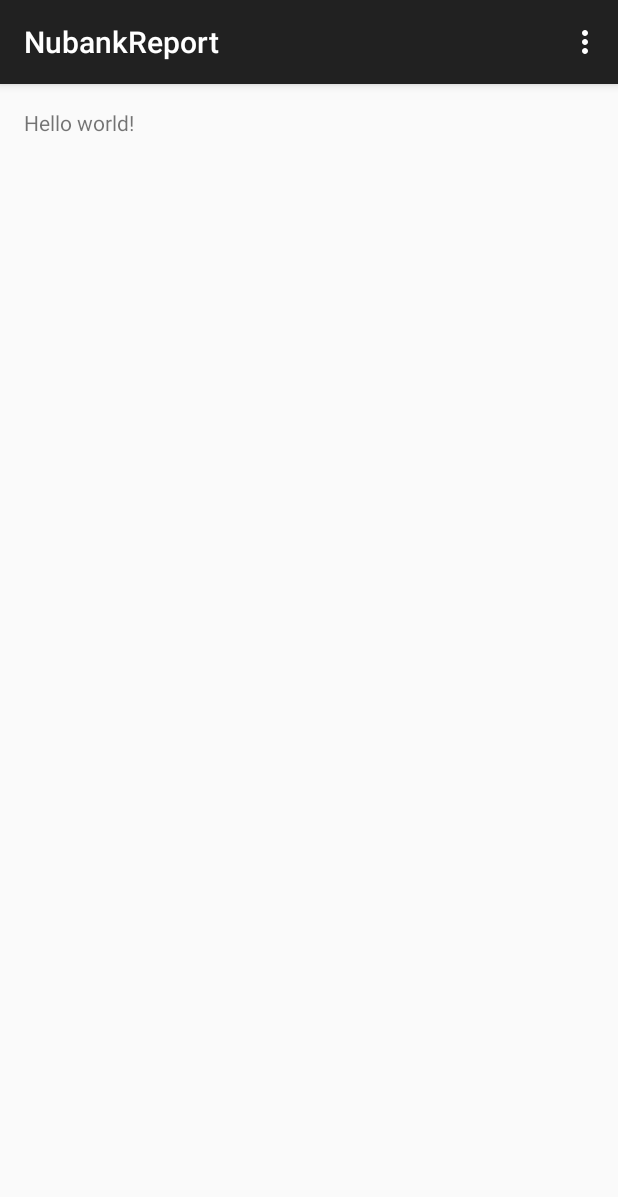
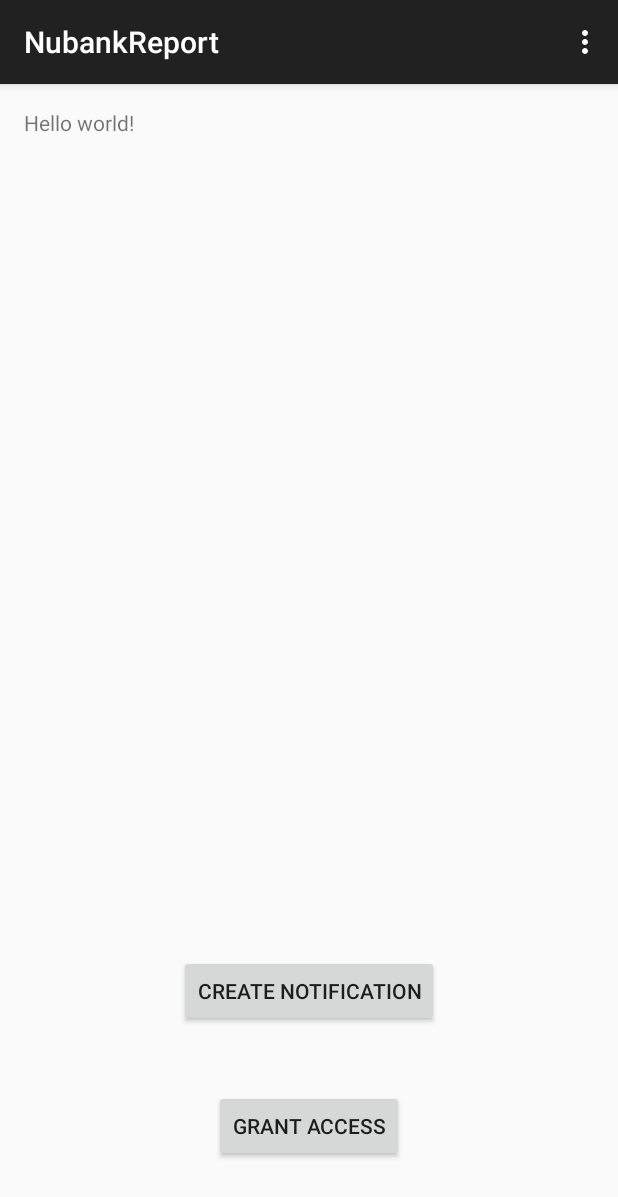
Before and after one commit to vitorog/nubank-report, an Android app: the screen it shows after launch (MainActivity), on a phone screen of 412 x 824 dp. Shown: the top 1197 px of the screen. Run offline under Robolectric (Android 15) with nearby library versions, the phone set to English and light mode, and no system bars.

Commit message:
--Add some buttons for testing purposes --More experiments with notification listener

```diff
--- a/app/src/main/java/com/vitorog/nubankreport/MainActivity.java
+++ b/app/src/main/java/com/vitorog/nubankreport/MainActivity.java
@@ -1,9 +1,15 @@
 package com.vitorog.nubankreport;
 
+import android.app.NotificationManager;
+import android.content.Intent;
+import android.support.v4.app.NotificationCompat;
 import android.support.v7.app.AppCompatActivity;
 import android.os.Bundle;
+import android.util.Log;
 import android.view.Menu;
 import android.view.MenuItem;
+import android.view.View;
+import android.widget.Button;
 
 public class MainActivity extends AppCompatActivity {
 
@@ -11,6 +17,34 @@ public class MainActivity extends AppCompatActivity {
     protected void onCreate(Bundle savedInstanceState) {
         super.onCreate(savedInstanceState);
         setContentView(R.layout.activity_main);
+        Log.i("MainActivity", "onCreate");
+
+
+        Button accessButton = (Button)this.findViewById(R.id.accessButton);
+        accessButton.setOnClickListener(new View.OnClickListener() {
+            @Override
+            public void onClick(View v) {
+                Intent intent=new Intent("android.settings.ACTION_NOTIFICATION_LISTENER_SETTINGS");
+                startActivity(intent);
+            }
+        });
+
+        Button createNotificationButton = (Button) this.findViewById(R.id.createNotificationButton);
+        createNotificationButton.setOnClickListener(new View.OnClickListener(){
+
+            @Override
+            public void onClick(View v) {
+                Log.i("Create notification","HERE");
+                NotificationManager manager = (NotificationManager) getSystemService(NOTIFICATION_SERVICE);
+                NotificationCompat.Builder builder = new NotificationCompat.Builder(MainActivity.this);
+                builder.setContentTitle("Test Notification");
+                builder.setContentText("Test Notification Text");
+                builder.setAutoCancel(true);
+                builder.setSmallIcon(R.mipmap.ic_launcher);
+                manager.notify((int)System.currentTimeMillis(), builder.build());
+            }
+        });
+
     }
 
     @Override
--- a/app/src/main/res/layout/activity_main.xml
+++ b/app/src/main/res/layout/activity_main.xml
@@ -8,4 +8,22 @@
     <TextView android:text="@string/hello_world" android:layout_width="wrap_content"
         android:layout_height="wrap_content" />
 
+    <Button
+        android:layout_width="wrap_content"
+        android:layout_height="wrap_content"
+        android:text="Grant Access"
+        android:id="@+id/accessButton"
+        android:layout_alignParentBottom="true"
+        android:layout_centerHorizontal="true"
+        android:layout_marginBottom="33dp" />
+
+    <Button
+        android:layout_width="wrap_content"
+        android:layout_height="wrap_content"
+        android:text="Create Notification"
+        android:id="@+id/createNotificationButton"
+        android:layout_above="@+id/accessButton"
+        android:layout_centerHorizontal="true"
+        android:layout_marginBottom="42dp" />
+
 </RelativeLayout>
```
Also changed, not shown: app/src/main/java/com/vitorog/nubankreport/NubankListenerService.java (+22 -2 lines), app/src/main/java/com/vitorog/nubankreport/NubankListenerServiceReceiver.java (deleted, +0 -15 lines), 2 other files.
